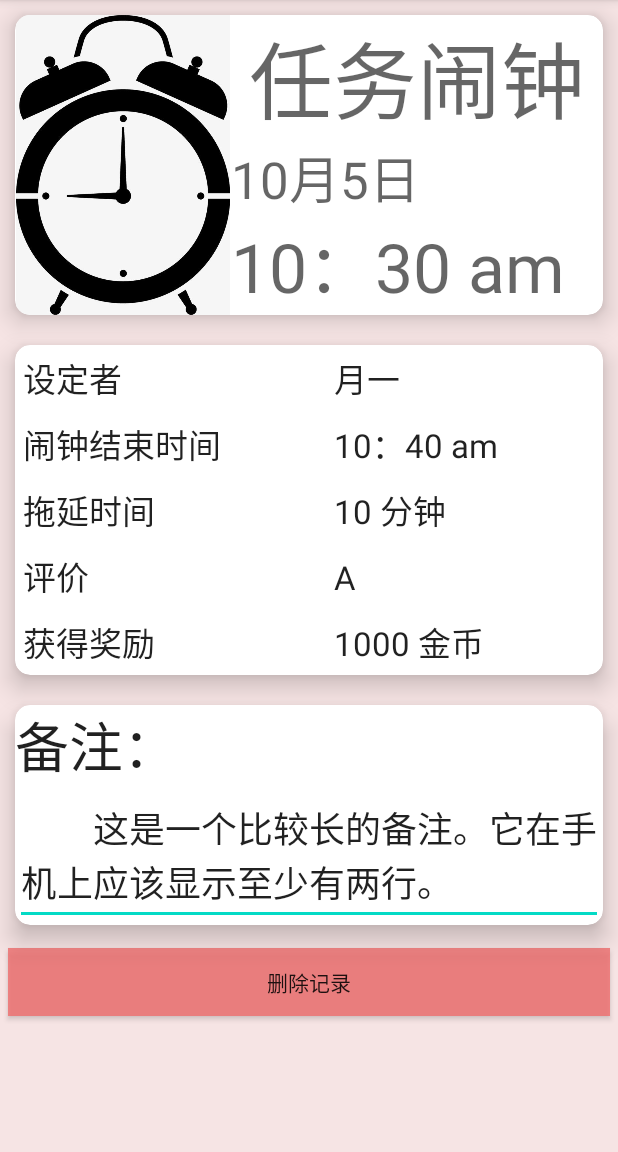
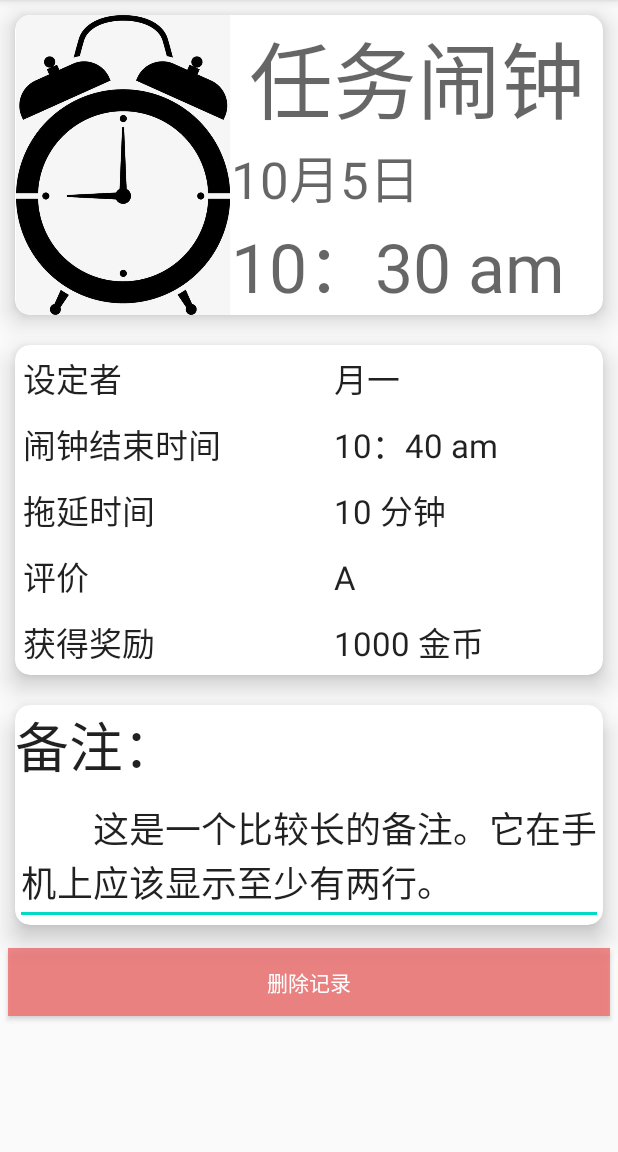
Before and after one commit to TimeMasterLuo/TimeManager, an Android app: the HistoryDetail screen opened directly, with no data from a screen before it, on a phone screen of 412 x 824 dp, the part 84-1236 px from its top. Run offline under Robolectric (Android 15) with nearby library versions, the phone set to English and light mode, and no system bars; Roboto replaces fonts that are not available here.

Commit message:
fix:一些小修改

```diff
--- a/app/src/main/res/layout/activity_history_detail.xml
+++ b/app/src/main/res/layout/activity_history_detail.xml
@@ -9,7 +9,6 @@
     <ScrollView
         android:layout_width="match_parent"
         android:layout_height="match_parent"
-        android:background="#86F4D1D1"
         tools:layout_editor_absoluteX="0dp"
         tools:layout_editor_absoluteY="0dp">
 
@@ -210,7 +209,7 @@
                 android:layout_margin="10dp"
                 android:layout_weight="1"
                 app:cardCornerRadius="10dp"
-                app:cardElevation="10dp" >
+                app:cardElevation="10dp">
 
                 <LinearLayout
                     android:layout_width="match_parent"
@@ -249,6 +248,7 @@
 
                 <Button
                     android:id="@+id/button9"
+                    style="@style/Widget.AppCompat.Button.Colored"
                     android:layout_width="70dp"
                     android:layout_height="wrap_content"
                     android:layout_margin="5dp"
```
